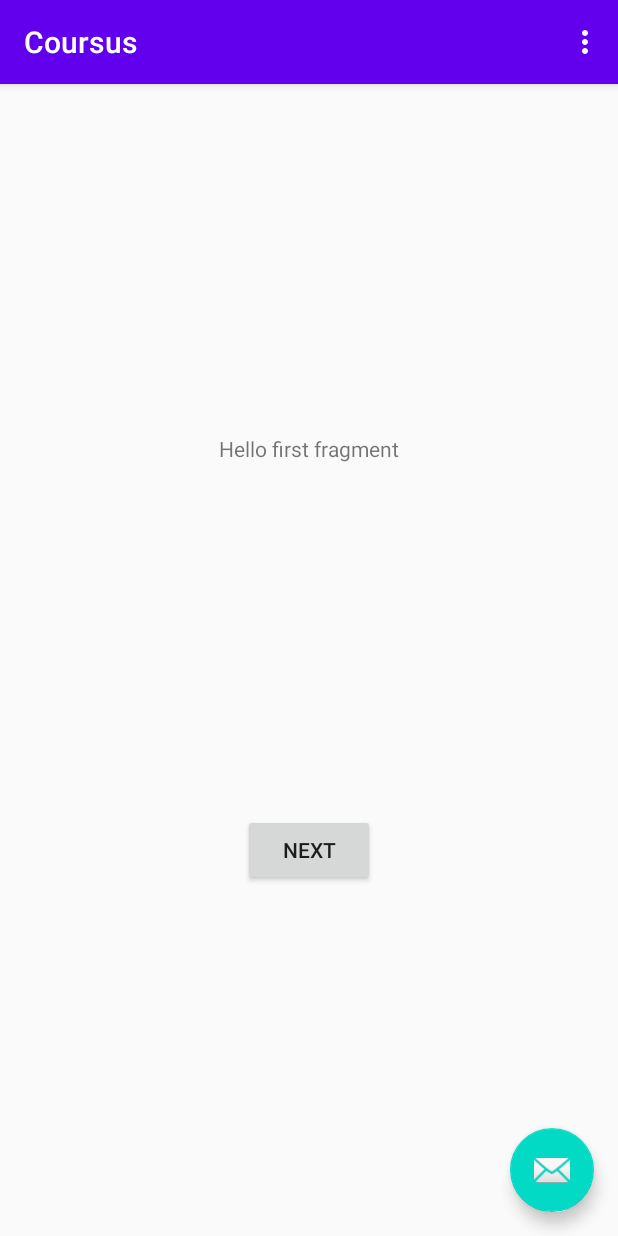
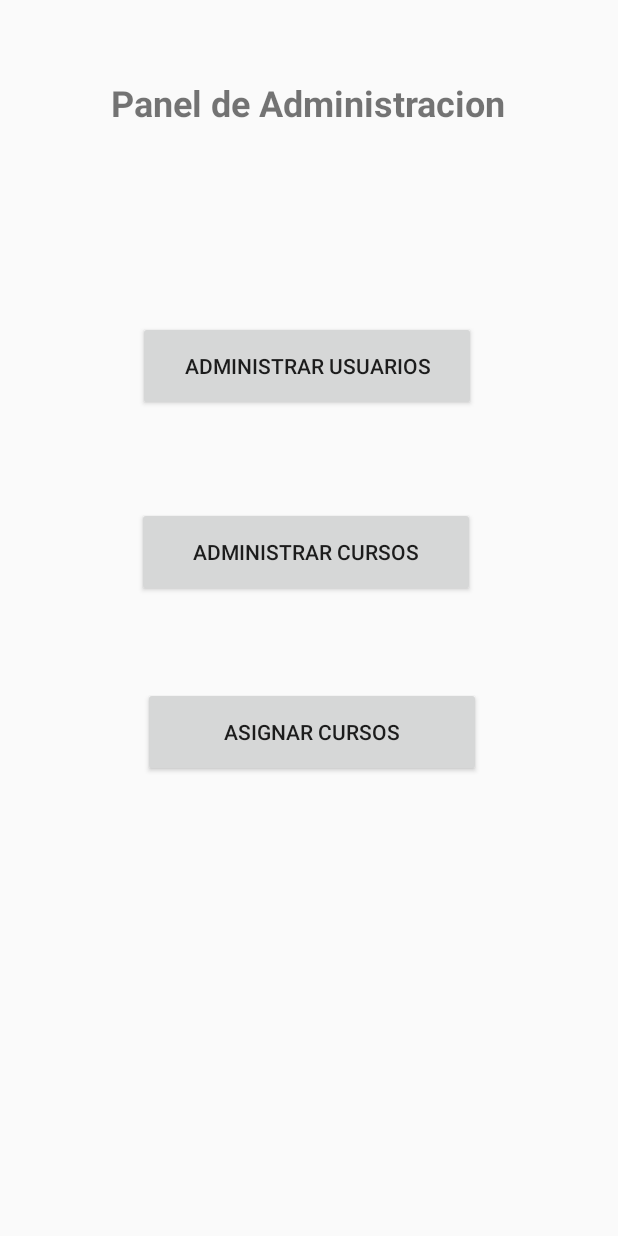
Before and after one commit to apena19/coursus, an Android app: the screen it shows after launch (MainActivity), on a phone screen of 412 x 824 dp. Run offline under Robolectric (Android 15) with nearby library versions, the phone set to English and light mode, and no system bars.

Commit message:
main activity design

```diff
--- a/app/src/main/java/com/admin/coursus/FirstFragment.java
+++ /dev/null
@@ -1,34 +0,0 @@
-package com.admin.coursus;
-
-import android.os.Bundle;
-import android.view.LayoutInflater;
-import android.view.View;
-import android.view.ViewGroup;
-
-import androidx.annotation.NonNull;
-import androidx.fragment.app.Fragment;
-import androidx.navigation.fragment.NavHostFragment;
-
-public class FirstFragment extends Fragment {
-
-    @Override
-    public View onCreateView(
-            LayoutInflater inflater, ViewGroup container,
-            Bundle savedInstanceState
-    ) {
-        // Inflate the layout for this fragment
-        return inflater.inflate(R.layout.fragment_first, container, false);
-    }
-
-    public void onViewCreated(@NonNull View view, Bundle savedInstanceState) {
-        super.onViewCreated(view, savedInstanceState);
-
-        view.findViewById(R.id.button_first).setOnClickListener(new View.OnClickListener() {
-            @Override
-            public void onClick(View view) {
-                NavHostFragment.findNavController(FirstFragment.this)
-                        .navigate(R.id.action_FirstFragment_to_SecondFragment);
-            }
-        });
-    }
-}
--- a/app/src/main/java/com/admin/coursus/MainActivity.java
+++ b/app/src/main/java/com/admin/coursus/MainActivity.java
@@ -19,17 +19,7 @@ public class MainActivity extends AppCompatActivity {
     protected void onCreate(Bundle savedInstanceState) {
         super.onCreate(savedInstanceState);
         setContentView(R.layout.activity_main);
-        Toolbar toolbar = findViewById(R.id.toolbar);
-        setSupportActionBar(toolbar);
 
-        FloatingActionButton fab = findViewById(R.id.fab);
-        fab.setOnClickListener(new View.OnClickListener() {
-            @Override
-            public void onClick(View view) {
-                Snackbar.make(view, "Replace with your own action", Snackbar.LENGTH_LONG)
-                        .setAction("Action", null).show();
-            }
-        });
     }
 
     @Override
--- a/app/src/main/java/com/admin/coursus/SecondFragment.java
+++ /dev/null
@@ -1,34 +0,0 @@
-package com.admin.coursus;
-
-import android.os.Bundle;
-import android.view.LayoutInflater;
-import android.view.View;
-import android.view.ViewGroup;
-
-import androidx.annotation.NonNull;
-import androidx.fragment.app.Fragment;
-import androidx.navigation.fragment.NavHostFragment;
-
-public class SecondFragment extends Fragment {
-
-    @Override
-    public View onCreateView(
-            LayoutInflater inflater, ViewGroup container,
-            Bundle savedInstanceState
-    ) {
-        // Inflate the layout for this fragment
-        return inflater.inflate(R.layout.fragment_second, container, false);
-    }
-
-    public void onViewCreated(@NonNull View view, Bundle savedInstanceState) {
-        super.onViewCreated(view, savedInstanceState);
-
-        view.findViewById(R.id.button_second).setOnClickListener(new View.OnClickListener() {
-            @Override
-            public void onClick(View view) {
-                NavHostFragment.findNavController(SecondFragment.this)
-                        .navigate(R.id.action_SecondFragment_to_FirstFragment);
-            }
-        });
-    }
-}
--- a/app/src/main/res/layout/activity_main.xml
+++ b/app/src/main/res/layout/activity_main.xml
@@ -6,28 +6,6 @@
     android:layout_height="match_parent"
     tools:context=".MainActivity">
 
-    <com.google.android.material.appbar.AppBarLayout
-        android:layout_width="match_parent"
-        android:layout_height="wrap_content"
-        android:theme="@style/AppTheme.AppBarOverlay">
-
-        <androidx.appcompat.widget.Toolbar
-            android:id="@+id/toolbar"
-            android:layout_width="match_parent"
-            android:layout_height="?attr/actionBarSize"
-            android:background="?attr/colorPrimary"
-            app:popupTheme="@style/AppTheme.PopupOverlay" />
-
-    </com.google.android.material.appbar.AppBarLayout>
-
     <include layout="@layout/content_main" />
 
-    <com.google.android.material.floatingactionbutton.FloatingActionButton
-        android:id="@+id/fab"
-        android:layout_width="wrap_content"
-        android:layout_height="wrap_content"
-        android:layout_gravity="bottom|end"
-        android:layout_margin="@dimen/fab_margin"
-        app:srcCompat="@android:drawable/ic_dialog_email" />
-
 </androidx.coordinatorlayout.widget.CoordinatorLayout>
--- a/app/src/main/res/layout/content_main.xml
+++ b/app/src/main/res/layout/content_main.xml
@@ -1,19 +1,57 @@
 <?xml version="1.0" encoding="utf-8"?>
 <androidx.constraintlayout.widget.ConstraintLayout xmlns:android="http://schemas.android.com/apk/res/android"
     xmlns:app="http://schemas.android.com/apk/res-auto"
+    xmlns:tools="http://schemas.android.com/tools"
     android:layout_width="match_parent"
     android:layout_height="match_parent"
     app:layout_behavior="@string/appbar_scrolling_view_behavior">
 
-    <fragment
-        android:id="@+id/nav_host_fragment"
-        android:name="androidx.navigation.fragment.NavHostFragment"
-        android:layout_width="0dp"
-        android:layout_height="0dp"
-        app:defaultNavHost="true"
-        app:layout_constraintBottom_toBottomOf="parent"
-        app:layout_constraintLeft_toLeftOf="parent"
-        app:layout_constraintRight_toRightOf="parent"
-        app:layout_constraintTop_toTopOf="parent"
-        app:navGraph="@navigation/nav_graph" />
+
+    <TextView
+        android:id="@+id/textView"
+        android:layout_width="368dp"
+        android:layout_height="38dp"
+        android:layout_marginTop="52dp"
+        android:text="@string/lbl_admin_panel"
+        android:textAlignment="center"
+        android:textSize="24sp"
+        android:textStyle="bold"
+        app:layout_constraintEnd_toEndOf="parent"
+        app:layout_constraintHorizontal_bias="0.488"
+        app:layout_constraintStart_toStartOf="parent"
+        app:layout_constraintTop_toTopOf="parent" />
+
+    <Button
+        android:id="@+id/btnAdminUser"
+        android:layout_width="225dp"
+        android:layout_height="60dp"
+        android:layout_marginTop="124dp"
+        android:text="@string/btn_panel_user"
+        app:layout_constraintEnd_toEndOf="parent"
+        app:layout_constraintHorizontal_bias="0.494"
+        app:layout_constraintStart_toStartOf="parent"
+        app:layout_constraintTop_toBottomOf="@+id/textView" />
+
+    <Button
+        android:id="@+id/btnPanelCursos"
+        android:layout_width="225dp"
+        android:layout_height="60dp"
+        android:layout_marginTop="64dp"
+        android:text="@string/btn_panel_cursos"
+        app:layout_constraintEnd_toEndOf="parent"
+        app:layout_constraintHorizontal_bias="0.489"
+        app:layout_constraintStart_toStartOf="parent"
+        app:layout_constraintTop_toBottomOf="@+id/btnAdminUser" />
+
+    <Button
+        android:id="@+id/btnAsignarCurso"
+        android:layout_width="225dp"
+        android:layout_height="60dp"
+        android:layout_marginTop="60dp"
+        android:text="@string/btn_asignar_curso"
+        app:layout_constraintEnd_toEndOf="parent"
+        app:layout_constraintHorizontal_bias="0.511"
+        app:layout_constraintStart_toStartOf="parent"
+        app:layout_constraintTop_toBottomOf="@+id/btnPanelCursos" />
+
 </androidx.constraintlayout.widget.ConstraintLayout>
--- a/app/src/main/res/layout/fragment_first.xml
+++ /dev/null
@@ -1,28 +0,0 @@
-<?xml version="1.0" encoding="utf-8"?>
-<androidx.constraintlayout.widget.ConstraintLayout xmlns:android="http://schemas.android.com/apk/res/android"
-    xmlns:app="http://schemas.android.com/apk/res-auto"
-    xmlns:tools="http://schemas.android.com/tools"
-    android:layout_width="match_parent"
-    android:layout_height="match_parent"
-    tools:context=".FirstFragment">
-
-    <TextView
-        android:id="@+id/textview_first"
-        android:layout_width="wrap_content"
-        android:layout_height="wrap_content"
-        android:text="@string/hello_first_fragment"
-        app:layout_constraintBottom_toTopOf="@id/button_first"
-        app:layout_constraintEnd_toEndOf="parent"
-        app:layout_constraintStart_toStartOf="parent"
-        app:layout_constraintTop_toTopOf="parent" />
-
-    <Button
-        android:id="@+id/button_first"
-        android:layout_width="wrap_content"
-        android:layout_height="wrap_content"
-        android:text="@string/next"
-        app:layout_constraintBottom_toBottomOf="parent"
-        app:layout_constraintEnd_toEndOf="parent"
-        app:layout_constraintStart_toStartOf="parent"
-        app:layout_constraintTop_toBottomOf="@id/textview_first" />
-</androidx.constraintlayout.widget.ConstraintLayout>
--- a/app/src/main/res/layout/fragment_second.xml
+++ /dev/null
@@ -1,27 +0,0 @@
-<?xml version="1.0" encoding="utf-8"?>
-<androidx.constraintlayout.widget.ConstraintLayout xmlns:android="http://schemas.android.com/apk/res/android"
-    xmlns:app="http://schemas.android.com/apk/res-auto"
-    xmlns:tools="http://schemas.android.com/tools"
-    android:layout_width="match_parent"
-    android:layout_height="match_parent"
-    tools:context=".SecondFragment">
-
-    <TextView
-        android:id="@+id/textview_second"
-        android:layout_width="wrap_content"
-        android:layout_height="wrap_content"
-        app:layout_constraintBottom_toTopOf="@id/button_second"
-        app:layout_constraintEnd_toEndOf="parent"
-        app:layout_constraintStart_toStartOf="parent"
-        app:layout_constraintTop_toTopOf="parent" />
-
-    <Button
-        android:id="@+id/button_second"
-        android:layout_width="wrap_content"
-        android:layout_height="wrap_content"
-        android:text="@string/previous"
-        app:layout_constraintBottom_toBottomOf="parent"
-        app:layout_constraintEnd_toEndOf="parent"
-        app:layout_constraintStart_toStartOf="parent"
-        app:layout_constraintTop_toBottomOf="@id/textview_second" />
-</androidx.constraintlayout.widget.ConstraintLayout>
--- a/app/src/main/res/values/strings.xml
+++ b/app/src/main/res/values/strings.xml
@@ -9,4 +9,8 @@
 
     <string name="hello_first_fragment">Hello first fragment</string>
     <string name="hello_second_fragment">Hello second fragment. Arg: %1$s</string>
+    <string name="lbl_admin_panel">Panel de Administracion</string>
+    <string name="btn_panel_user">Administrar Usuarios</string>
+    <string name="btn_panel_cursos">Administrar Cursos</string>
+    <string name="btn_asignar_curso">Asignar Cursos</string>
 </resources>
```
